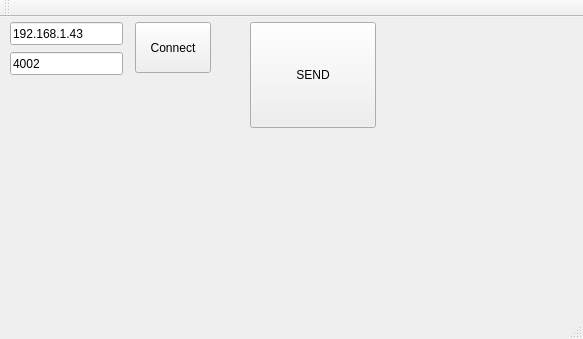
Qt form client/ClientMB/client.ui (sunghojang/QT_TCPIP2) before a commit.
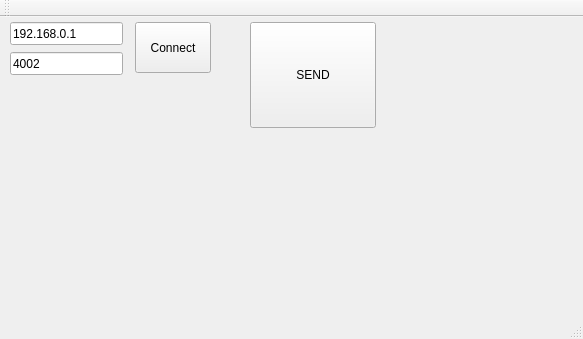
The same form after that commit.

What changed in the file:
```diff
--- a/client/ClientMB/client.ui
+++ b/client/ClientMB/client.ui
@@ -24,7 +24,7 @@
      </rect>
     </property>
     <property name="text">
-     <string>192.168.1.43</string>
+     <string>192.168.0.1</string>
     </property>
    </widget>
    <widget class="QLineEdit" name="portLineEdit">
```
